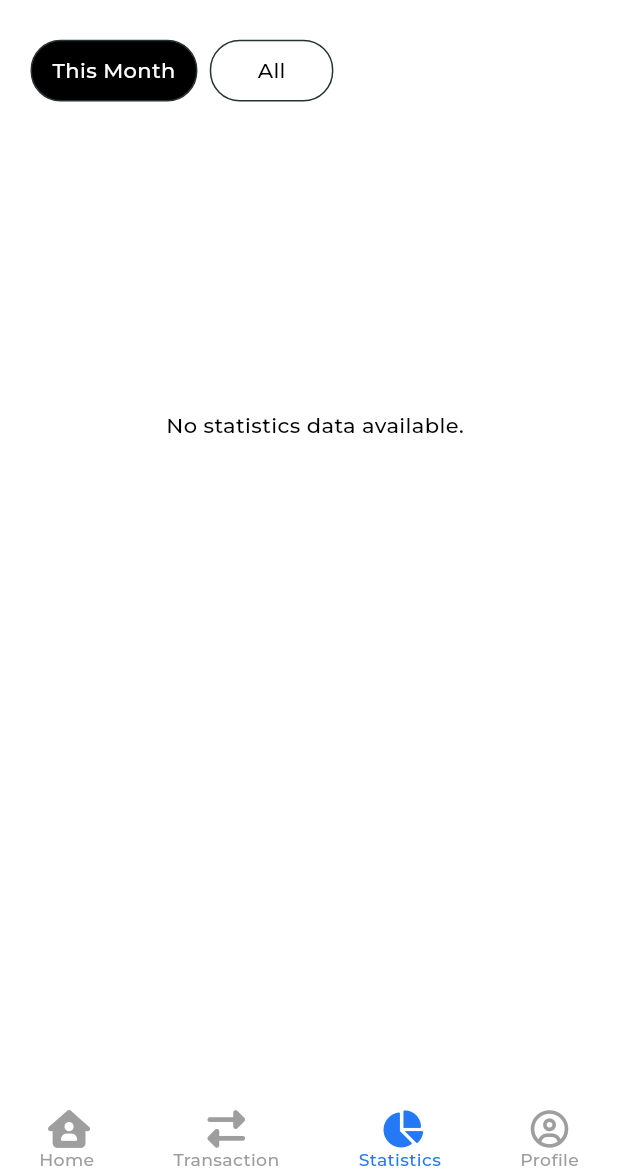
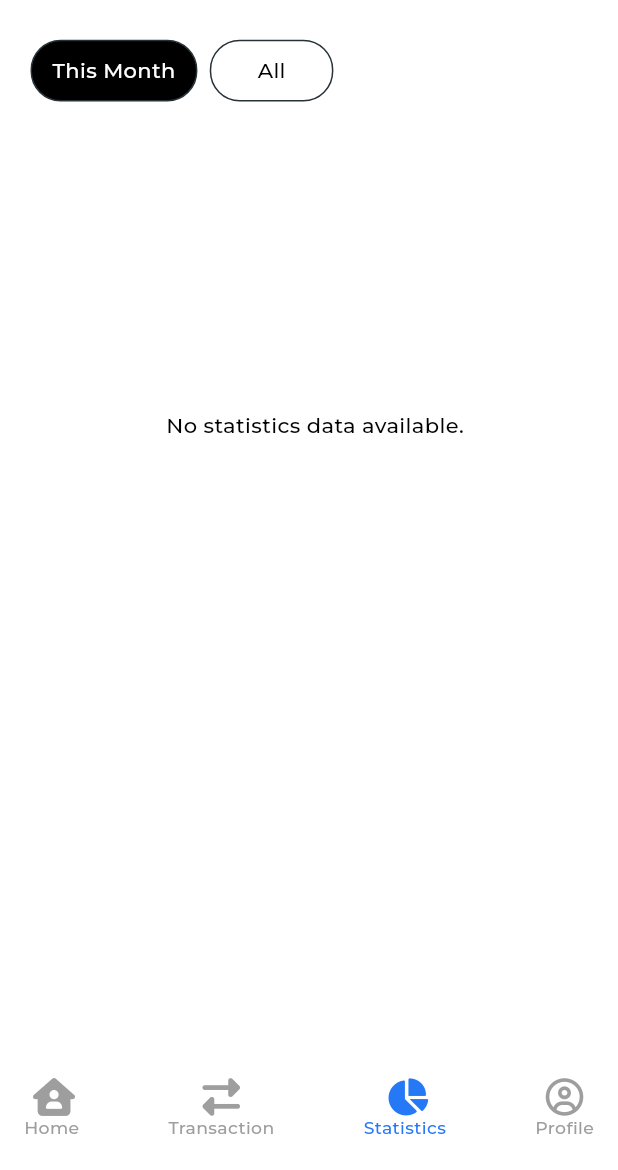
Before and after one commit to GiftyCandy09/fefecandy, a Flutter app: the HomePage screen opened directly, item 3 of the bottom bar chosen, after a tap on "This Month", on a phone screen of 412 x 824 dp, the part 66-1236 px from its top. Run offline on Flutter 3.47's test engine with Material 3 defaults, Android fonts, the phone set to English and light mode, and no system bars; our stand-ins replace cloud_firestore, csv, dropdown_textfield, file_picker, firebase_auth, firebase_core and 10 more; missing offline and left inert: easy_pie_chart; accounts and stored records are empty.

Commit message:
first commit

```diff
--- a/lib/src/controller/authcontroller.dart
+++ b/lib/src/controller/authcontroller.dart
@@ -192,6 +192,7 @@ class AuthController extends GetxController {
   }
 
   Future<void> addUserInfo() async {
+    try {
       if (auth.currentUser != null) {
         await FirebaseFirestore.instance
             .collection('users')
@@ -206,6 +207,10 @@ class AuthController extends GetxController {
           'profileImageUrl': imageControllerUpdate.imageUrl.value,
           'createdAt': FieldValue.serverTimestamp(),
         });
+      }
+    } catch (e) {
+      CustomSnackBar("Error", "Could not add user info$e", 'error');
+      print("Error $e");
     }
   }
 
--- a/lib/src/home/screen/homepage.dart
+++ b/lib/src/home/screen/homepage.dart
@@ -24,8 +24,6 @@ class HomePage extends StatelessWidget {
 
     // Controllers are found/put here
 
-
-
     final TransactionController transactionController =
         Get.put(TransactionController());
 
@@ -51,7 +49,7 @@ class HomePage extends StatelessWidget {
             crossAxisAlignment: CrossAxisAlignment.start,
             children: [
               Container(
-                height: height * 0.55,
+                height: height * 0.58,
                 // height: height * 0.7,
                 decoration: BoxDecoration(
                   borderRadius: const BorderRadius.only(
@@ -80,14 +78,12 @@ class HomePage extends StatelessWidget {
                       child: CustomGreeting(
                         width: width,
                         height: height,
-
-
                       ),
                     ),
                     Padding(
                       padding: const EdgeInsets.all(8.0),
                       child: Container(
-                        height: height * 0.26,
+                        height: height * 0.28,
                         //  height: height * 0.4,
                         width: width * 1,
                         child: Padding(
--- a/lib/src/home/widget/message.dart
+++ b/lib/src/home/widget/message.dart
@@ -78,7 +78,7 @@ class CustomGreeting extends StatelessWidget {
   Widget build(BuildContext context) {
     return Container(
       width: width * 1,
-      height: height * 0.15,
+      height: height * 0.175,
       decoration: BoxDecoration(
           borderRadius: BorderRadius.circular(20), color: lightBlack),
       child: Padding(
--- a/lib/src/home/widget/tab.dart
+++ b/lib/src/home/widget/tab.dart
@@ -62,7 +62,7 @@ class CustomTabIcon extends StatelessWidget {
       onTap: ontap,
       child: Padding(
         padding: const EdgeInsets.only(top: 1),
-        child: Column(
+        child:  Column(
             children: [
               Icon(
                 icon,
@@ -78,6 +78,7 @@ class CustomTabIcon extends StatelessWidget {
             ],
           ),
         ),
+
     );
   }
 }
@@ -95,12 +96,10 @@ class HomeNavBar extends StatelessWidget {
   @override
   Widget build(BuildContext context) {
     return BottomAppBar(
-        height: height * 0.07,
+        height: height * 0.09,
         elevation: 0,
         color: white,
         child: Container(
-            child: Padding(
-          padding: const EdgeInsets.symmetric(horizontal: 10, vertical: 5),
             child: Row(
             mainAxisAlignment: MainAxisAlignment.spaceBetween,
             children: [
@@ -148,7 +147,7 @@ class HomeNavBar extends StatelessWidget {
                   })
             ],
           ),
-        )));
+        ));
   }
 }
 
@@ -165,14 +164,12 @@ class BudgetNavBar extends StatelessWidget {
   @override
   Widget build(BuildContext context) {
     return BottomAppBar(
-        height: height * 0.07,
+        height: height * 0.09,
         elevation: 0,
         color: white,
         child: Container(
             width: width * 1,
-            child: Padding(
-              padding: const EdgeInsets.symmetric(horizontal: 10, vertical: 5),
-              child: Row(
+            child:  Row(
                 mainAxisAlignment: MainAxisAlignment.spaceBetween,
                 children: [
                   CustomTabIcon(
@@ -219,7 +216,7 @@ class BudgetNavBar extends StatelessWidget {
                       })
                 ],
               ),
-            )));
+            ));
   }
 }
 
@@ -236,13 +233,11 @@ class SearchNavBar extends StatelessWidget {
   @override
   Widget build(BuildContext context) {
     return BottomAppBar(
-        height: height * 0.07,
+        height: height * 0.09,
         elevation: 0,
         color: white,
         child: Container(
             width: width * 1,
-            child: Padding(
-              padding: const EdgeInsets.symmetric(horizontal: 10, vertical: 5),
             child: Row(
                 mainAxisAlignment: MainAxisAlignment.spaceBetween,
                 children: [
@@ -290,7 +285,7 @@ class SearchNavBar extends StatelessWidget {
                       })
                 ],
               ),
-            )));
+            ));
   }
 }
 
@@ -307,14 +302,13 @@ class AccountNavBar extends StatelessWidget {
   @override
   Widget build(BuildContext context) {
     return BottomAppBar(
-        height: height * 0.07,
+        height: height * 0.09,
         elevation: 0,
         color: white,
         child: Container(
+          color: white,
             width: width * 1,
-            child: Padding(
-              padding: const EdgeInsets.symmetric(horizontal: 10, vertical: 5),
-              child: Row(
+            child:  Row(
                 mainAxisAlignment: MainAxisAlignment.spaceBetween,
                 children: [
                   CustomTabIcon(
@@ -361,7 +355,7 @@ class AccountNavBar extends StatelessWidget {
                       })
                 ],
               ),
-            )));
+            ));
   }
 }
 
--- a/pubspec.yaml
+++ b/pubspec.yaml
@@ -62,6 +62,7 @@ dependencies:
   shared_preferences: ^2.2.3
   flutter_native_splash: ^2.3.7
   icons_launcher: ^3.0.0
+  flutter_launcher_icons: ^0.13.1
 
 
   # fl_chart: ^0.65.0
```
Also changed, not shown: firebase.json, lib/firebase_options.dart, pubspec.lock, 1 other file. Lines whose indentation alone changed are shown as unchanged.
